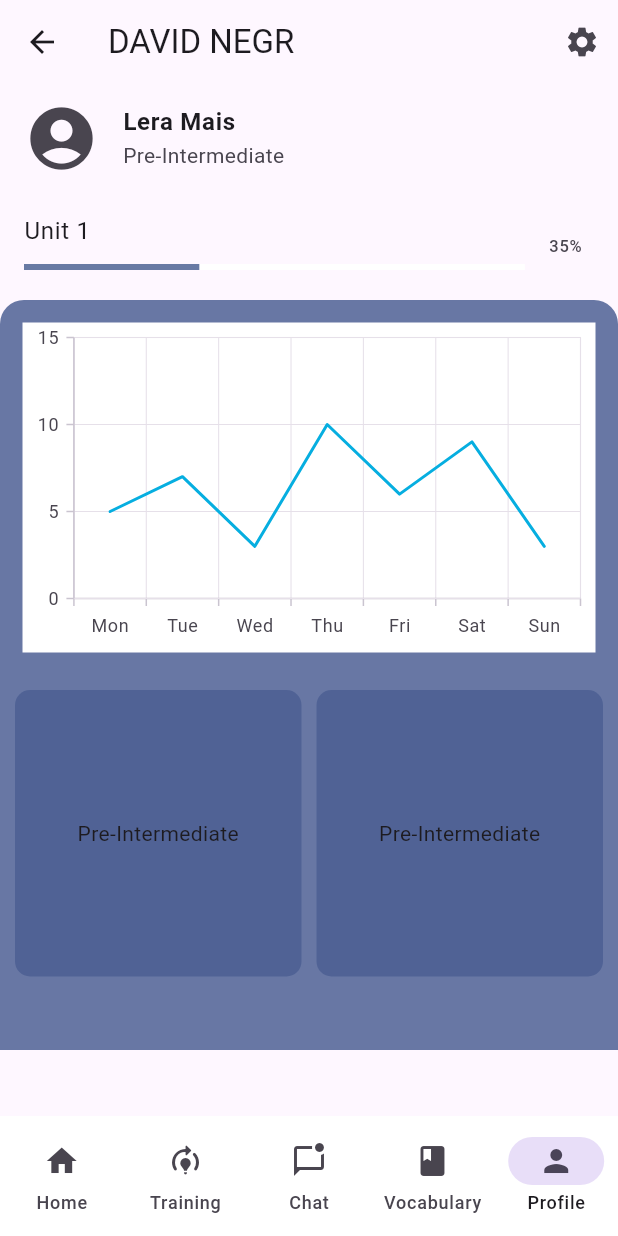
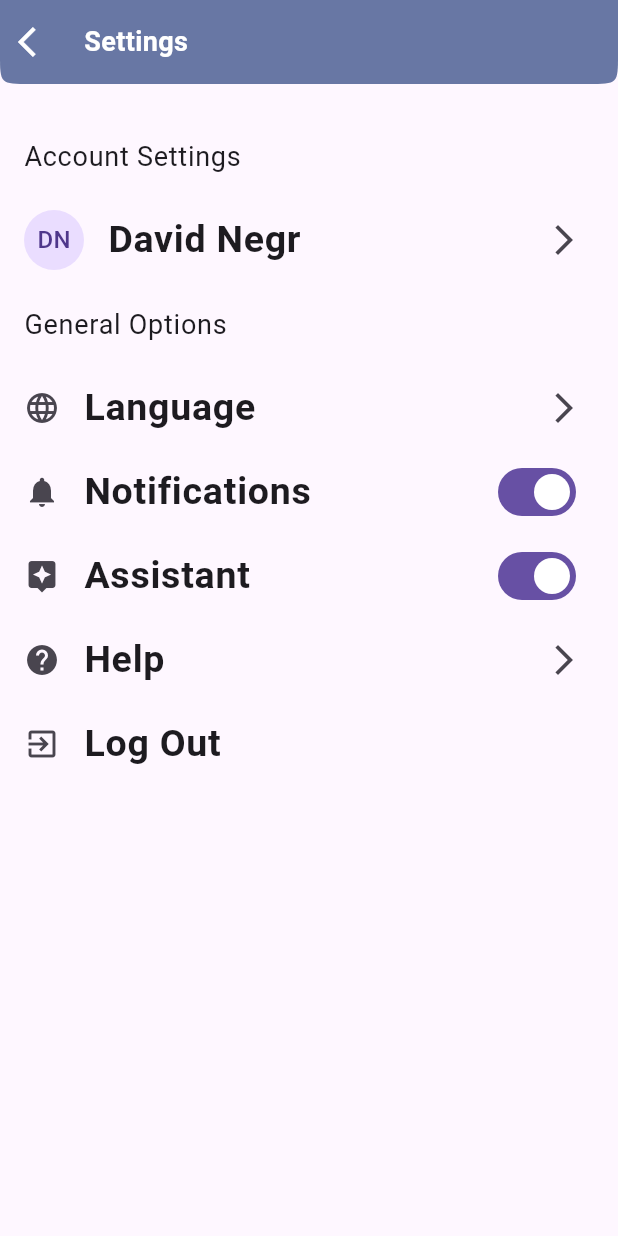
Before and after one commit to dkim-ua/English_hackathon, a Flutter app: the GeneralPage screen opened by its route, item 5 of the bottom bar chosen, after a tap on the "settings" icon, on a phone screen of 412 x 824 dp. Run offline on Flutter 3.47's test engine with Material 3 defaults, Android fonts, the phone set to English and light mode, and no system bars; our stand-ins replace auto_route, carousel_slider, fl_chart, flutter_chat_types, flutter_chat_ui, syncfusion_flutter_charts; accounts and stored records are empty.

Commit message:
create settings page

```diff
--- a/lib/pages/general/general_page.dart
+++ b/lib/pages/general/general_page.dart
@@ -1,8 +1,10 @@
 import 'package:auto_route/annotations.dart';
+import 'package:auto_route/auto_route.dart';
 import 'package:english_hakaton/pages/general/home_page.dart';
 import 'package:english_hakaton/pages/general/chat/person_of_chat_page.dart';
 import 'package:english_hakaton/pages/general/profile/profile_page.dart';
 import 'package:english_hakaton/pages/general/vocabulary/vocabulary_page.dart';
+import 'package:english_hakaton/route/route.gr.dart';
 import 'package:flutter/material.dart';
 
 @RoutePage()
@@ -68,7 +70,7 @@ class _GeneralPageState extends State<GeneralPage> {
               actions: <Widget>[
                 IconButton(
                   icon: const Icon(Icons.settings),
-                  onPressed: () {},
+                  onPressed: () {context.router.push(const SettingsRoute());},
                 ),
               ],
             ),
--- /dev/null
+++ b/lib/pages/general/profile/settings_page/settings_page.dart
@@ -0,0 +1,137 @@
+import 'package:flutter/material.dart';
+
+import '../../../../theme/main_theme.dart';
+
+class SettingsPage extends StatefulWidget {
+  const SettingsPage({Key? key}) : super(key: key);
+
+  @override
+  State<SettingsPage> createState() => _SettingsPageState();
+}
+
+class _SettingsPageState extends State<SettingsPage> {
+  @override
+  Widget build(BuildContext context) {
+    return Scaffold(
+      body: Padding(
+        padding: EdgeInsets.only(top: MediaQuery.of(context).padding.top),
+        child: CustomScrollView(
+          slivers: [
+            SliverAppBar(
+              backgroundColor: const Color(0xff173373).withOpacity(0.65),
+              leading: Container(), // Remove the default leading icon button
+              flexibleSpace: Container(
+                alignment: Alignment.center,
+                child: Row(
+                  children: [
+                    IconButton(
+                      icon: const Icon(Icons.arrow_back_ios, color: Colors.white),
+                      onPressed: () {
+                        // Handle back button press
+                      },
+                    ),
+                    const SizedBox(width: 8), // Adjust the width as needed
+                    const Text(
+                      'Settings',
+                      style: TextStyle(
+                        color: Colors.white,
+                        fontSize: 18,
+                        fontWeight: FontWeight.bold,
+                      ),
+                    ),
+                  ],
+                ),
+              ),
+              shape: const ContinuousRectangleBorder(
+                borderRadius: BorderRadius.only(
+                  bottomLeft: Radius.circular(20),
+                  bottomRight: Radius.circular(20),
+                ),
+              ),
+            ),
+
+            SliverPadding(
+              padding: const EdgeInsets.only(top: 20), // Add padding above SliverList
+            ),
+            SliverList(
+              delegate: SliverChildListDelegate(
+                [
+                  ListTile(
+                    title: Text(
+                      'Account Settings',
+                      style: settingsSubElementsTextStyle,
+                    ),
+                  ),
+                  ListTile(
+                    leading: const CircleAvatar(
+                      child: Text('DN'),
+                    ),
+                    title: Text(
+                      'David Negr',
+                      style: settingsElementsTextStyle,
+                    ),
+                    trailing: const Icon(Icons.arrow_forward_ios),
+                    onTap: () {
+                      // Handle account tap
+                    },
+                  ),
+                  ListTile(
+                    title: Text(
+                      'General Options',
+                      style: settingsSubElementsTextStyle,
+                    ),
+                  ),
+                  ListTile(
+                    leading: const Icon(Icons.language),
+                    title: Text(
+                      'Language',
+                      style: settingsElementsTextStyle,
+                    ),
+                    trailing: const Icon(Icons.arrow_forward_ios),
+                  ),
+                  SwitchListTile(
+                    secondary: const Icon(Icons.notifications),
+                    title: Text(
+                      'Notifications',
+                      style: settingsElementsTextStyle,
+                    ),
+                    value: true, // Set the initial value
+                    onChanged: (bool value) {
+                       value = false;// Handle notifications toggle
+                    },
+                  ),
+                  SwitchListTile(
+                    secondary: const Icon(Icons.assistant),
+                    title: Text(
+                      'Assistant',
+                      style: settingsElementsTextStyle,
+                    ),
+                    value: true, // Set the initial value
+                    onChanged: (bool value) {
+                      value=false;// Handle assistant toggle
+                    },
+                  ),
+                  ListTile(
+                    leading: const Icon(Icons.help),
+                    title: Text(
+                      'Help',
+                      style: settingsElementsTextStyle,
+                    ),
+                    trailing: const Icon(Icons.arrow_forward_ios),
+                  ),
+                  ListTile(
+                    leading: const Icon(Icons.exit_to_app),
+                    title: Text(
+                      'Log Out',
+                      style: settingsElementsTextStyle,
+                    ),
+                  ),
+                ],
+              ),
+            ),
+          ],
+        ),
+      ),
+    );
+  }
+}
--- a/lib/route/route.dart
+++ b/lib/route/route.dart
@@ -11,7 +11,8 @@ class AppRouter extends $AppRouter {
     AutoRoute(page: LoginRoute.page),
     AutoRoute(page: RegisterRoute.page),
     AutoRoute(page: GeneralRoute.page),
-    AutoRoute(page: PersonOfChat.page),
-    AutoRoute(page: ChatRoute.page)
+    AutoRoute(page: PersonOfChatRoute.page),
+    AutoRoute(page: ChatRoute.page),
+    AutoRoute(page: SettingsRoute.page),
   ];
 }
--- a/lib/theme/main_theme.dart
+++ b/lib/theme/main_theme.dart
@@ -3,3 +3,11 @@ import 'package:flutter/material.dart';
 var mainColor = const Color(0xff173373).withOpacity(0.65);
 var backgroundColor = Colors.white;
 var helpColor = const Color(0xff173373).withOpacity(0.30);
+var settingsElementsTextStyle = TextStyle(
+  fontSize: 25,
+  fontWeight: FontWeight.bold,
+);
+var settingsSubElementsTextStyle = TextStyle(
+  fontSize: 18,
+  fontWeight: FontWeight.normal,
+);
```
Also changed, not shown: lib/route/route.gr.dart, pubspec.lock.
